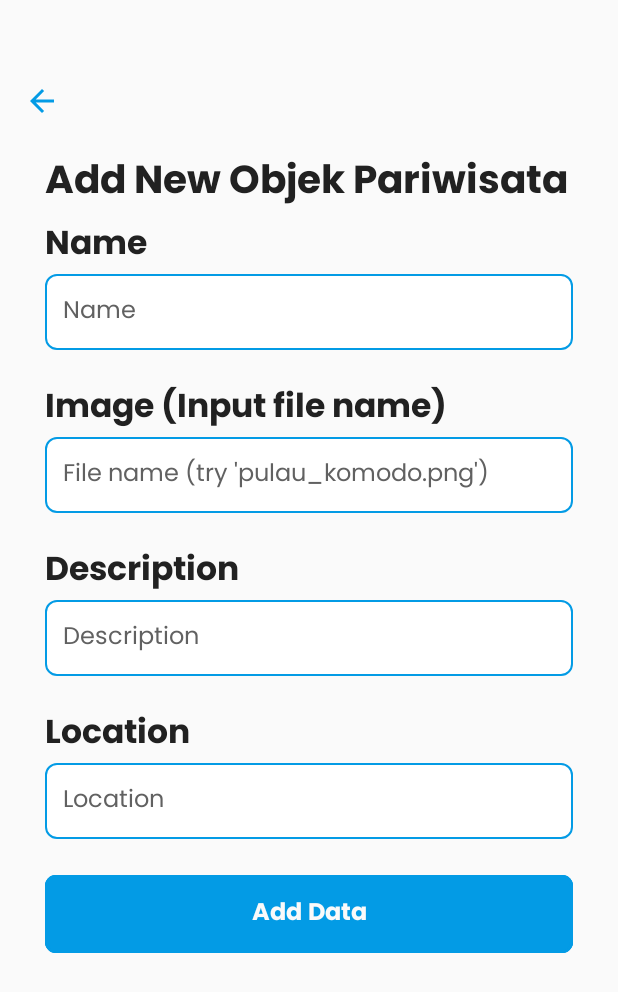
After one commit to Myaneeeee/GuiDDer, an Android app: the AddDataActivity screen opened directly, with no data from a screen before it, on a phone screen of 412 x 824 dp. The commit adds this screen. Shown: the top 992 px of the screen. Run offline under Robolectric (Android 15) with nearby library versions, the phone set to English and light mode, and no system bars.

Commit message:
add data

```diff
--- /dev/null
+++ b/app/src/main/java/com/example/guidder/AddDataActivity.kt
@@ -0,0 +1,67 @@
+package com.example.guidder
+
+import android.os.Bundle
+import android.view.MenuItem
+import android.widget.Toast
+import androidx.activity.enableEdgeToEdge
+import androidx.appcompat.app.AppCompatActivity
+import com.example.guidder.database.DatabaseHelper
+import com.example.guidder.databinding.ActivityAddDataBinding
+import com.example.guidder.model.ObjekPariwisata
+
+class AddDataActivity : AppCompatActivity() {
+    private lateinit var binding : ActivityAddDataBinding
+    private lateinit var dbHelper: DatabaseHelper
+    override fun onCreate(savedInstanceState: Bundle?) {
+        super.onCreate(savedInstanceState)
+        enableEdgeToEdge()
+        binding = ActivityAddDataBinding.inflate(layoutInflater)
+
+        dbHelper = DatabaseHelper(this)
+
+        setContentView(binding.root)
+
+        setSupportActionBar(binding.toolbar)
+        supportActionBar?.apply {
+            setDisplayHomeAsUpEnabled(true)
+            setHomeAsUpIndicator(R.drawable.icon_back_arrow)
+            title = ""
+        }
+
+        binding.addBtn.setOnClickListener {
+            val nama = binding.namaET.text.toString()
+            val image = binding.gambarET.text.toString()
+            val desc = binding.descET.text.toString()
+            val loc = binding.locationET.text.toString()
+
+            if (nama.isNotEmpty() and image.isNotEmpty() and desc.isNotEmpty() and loc.isNotEmpty()) {
+                try {
+                    dbHelper.insertObjekPariwisata(ObjekPariwisata(
+                        dbHelper.getLatestObjekPariwisataID() + 1,
+                        nama,
+                        image,
+                        desc,
+                        loc))
+                    Toast.makeText(this, "New data inserted successfully", Toast.LENGTH_SHORT).show()
+                }
+                catch (e : Exception) {
+                    Toast.makeText(this, "Database error, $e", Toast.LENGTH_SHORT).show()
+                }
+
+            }
+            else {
+                Toast.makeText(this, "All field must be filled", Toast.LENGTH_SHORT).show()
+            }
+        }
+    }
+
+    override fun onOptionsItemSelected(item: MenuItem): Boolean {
+        return when (item.itemId) {
+            android.R.id.home -> {
+                onBackPressedDispatcher.onBackPressed()
+                true
+            }
+            else -> super.onOptionsItemSelected(item)
+        }
+    }
+}
--- /dev/null
+++ b/app/src/main/res/layout/activity_add_data.xml
@@ -0,0 +1,113 @@
+<?xml version="1.0" encoding="utf-8"?>
+<LinearLayout xmlns:android="http://schemas.android.com/apk/res/android"
+    xmlns:app="http://schemas.android.com/apk/res-auto"
+    xmlns:tools="http://schemas.android.com/tools"
+    android:id="@+id/main"
+    android:layout_width="match_parent"
+    android:layout_height="match_parent"
+    tools:context=".AddDataActivity"
+    android:paddingTop="35dp"
+    android:orientation="vertical">
+
+    <androidx.appcompat.widget.Toolbar
+        android:id="@+id/toolbar"
+        style="@style/GuiDDerToolbar"
+        android:layout_width="match_parent"
+        android:layout_height="wrap_content"
+        android:background="@color/background"
+        android:elevation="4dp"
+        android:gravity="top|start" />
+
+    <LinearLayout
+        android:layout_width="match_parent"
+        android:layout_height="match_parent"
+        android:orientation="vertical"
+        android:paddingStart="30dp"
+        android:paddingEnd="30dp"
+        android:paddingBottom="30dp">
+
+        <TextView
+            style="@style/GuiDDerHeading1"
+            android:layout_width="match_parent"
+            android:layout_height="wrap_content"
+            android:text="Add New Objek Pariwisata" />
+
+        <TextView
+            style="@style/GuiDDerHeading2"
+            android:layout_width="match_parent"
+            android:layout_height="wrap_content"
+            android:text="Name" />
+
+        <EditText
+            android:id="@+id/namaET"
+            style="@style/GuiDDerEditText"
+            android:layout_width="match_parent"
+            android:layout_height="wrap_content"
+            android:hint="Name"/>
+
+        <Space
+            android:layout_width="wrap_content"
+            android:layout_height="20dp" />
+
+        <TextView
+            style="@style/GuiDDerHeading2"
+            android:layout_width="match_parent"
+            android:layout_height="wrap_content"
+            android:text="Image (Input file name)" />
+
+        <EditText
+            android:id="@+id/gambarET"
+            style="@style/GuiDDerEditText"
+            android:layout_width="match_parent"
+            android:layout_height="wrap_content"
+            android:hint="File name (try 'pulau_komodo.png')"/>
+
+        <Space
+            android:layout_width="wrap_content"
+            android:layout_height="20dp" />
+
+        <TextView
+            style="@style/GuiDDerHeading2"
+            android:layout_width="match_parent"
+            android:layout_height="wrap_content"
+            android:text="Description" />
+
+        <EditText
+            android:id="@+id/descET"
+            style="@style/GuiDDerEditText"
+            android:layout_width="match_parent"
+            android:layout_height="wrap_content"
+            android:hint="Description"/>
+
+        <Space
+            android:layout_width="wrap_content"
+            android:layout_height="20dp" />
+
+        <TextView
+            style="@style/GuiDDerHeading2"
+            android:layout_width="match_parent"
+            android:layout_height="wrap_content"
+            android:text="Location" />
+
+        <EditText
+            android:id="@+id/locationET"
+            style="@style/GuiDDerEditText"
+            android:layout_width="match_parent"
+            android:layout_height="wrap_content"
+            android:hint="Location"/>
+
+        <Space
+            android:layout_width="wrap_content"
+            android:layout_height="20dp" />
+
+        <Button
+            android:id="@+id/addBtn"
+            style="@style/GuiDDerButton"
+            android:layout_width="match_parent"
+            android:layout_height="wrap_content"
+            android:text="Add Data" />
+
+
+    </LinearLayout>
+
+</LinearLayout>
--- a/app/src/main/res/layout/activity_login.xml
+++ b/app/src/main/res/layout/activity_login.xml
@@ -49,7 +49,7 @@
             android:layout_height="wrap_content"
             android:drawableStart="@drawable/icon_email"
             android:drawablePadding="12dp"
-            android:hint="Email ID"
+            android:hint="Email"
             android:inputType="textEmailAddress"/>
 
         <Space
```
Also changed, not shown: app/build.gradle.kts (+1 -13 lines), app/src/main/AndroidManifest.xml (+10 -2 lines), app/src/main/java/com/example/guidder/database/DatabaseHelper.kt (+17 -0 lines), app/src/main/java/com/example/guidder/fragment/ListObjekPariwisata.kt (+12 -0 lines), app/src/main/res/drawable/icon_refresh.xml (added, +11 -0 lines), app/src/main/res/layout/fragment_list_objek_pariwisata.xml (+23 -0 lines).
